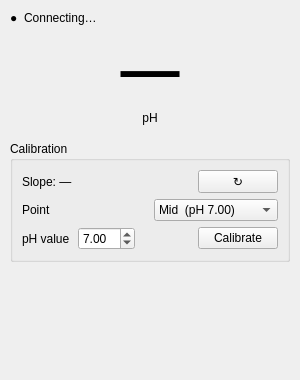
Before: the Qt Designer form devices/ph_sensor/frontend/ui/ph_sensor_widget.ui in RxnRover/RxnBench, drawn with Qt 5.
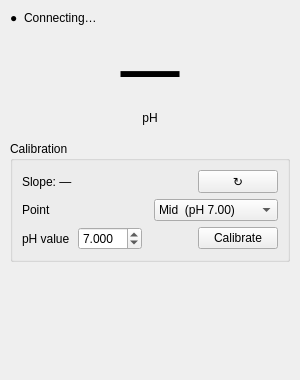
After: the same form once the commit is applied.

Diff of the .ui file:
```diff
--- a/devices/ph_sensor/frontend/ui/ph_sensor_widget.ui
+++ b/devices/ph_sensor/frontend/ui/ph_sensor_widget.ui
@@ -137,10 +137,10 @@
         </item>
         <item>
          <widget class="QDoubleSpinBox" name="cal_value_spin">
-          <property name="minimum"><double>0.00</double></property>
-          <property name="maximum"><double>14.00</double></property>
-          <property name="value"><double>7.00</double></property>
-          <property name="decimals"><number>2</number></property>
+          <property name="minimum"><double>0.000</double></property>
+          <property name="maximum"><double>14.000</double></property>
+          <property name="value"><double>7.000</double></property>
+          <property name="decimals"><number>3</number></property>
           <property name="singleStep"><double>0.10</double></property>
          </widget>
         </item>
```
